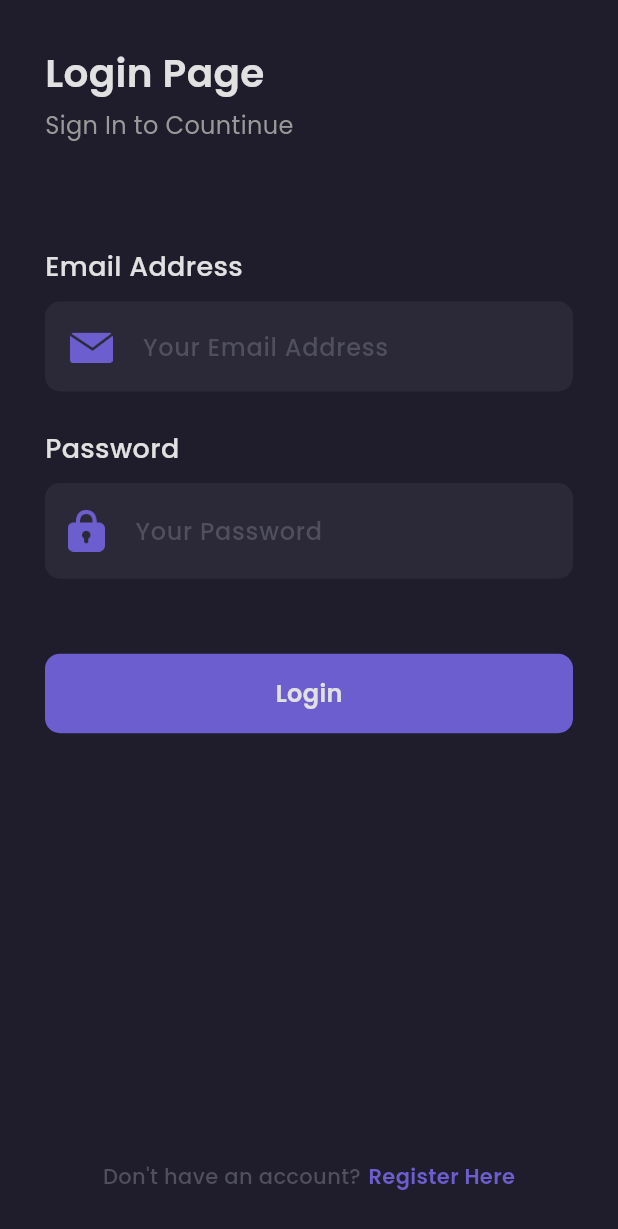
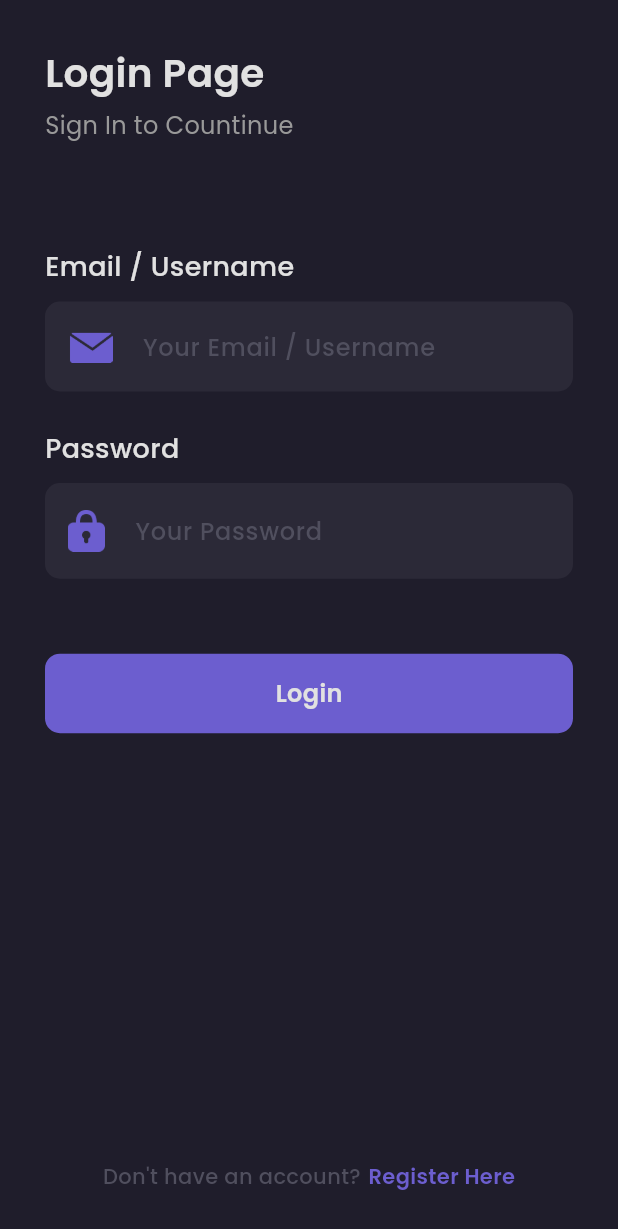
Before and after one commit to ichwanrizky/flutter_ecommerce_shoes, a Flutter app: the screen it shows after launch, on a phone screen of 412 x 824 dp. Shown: the top 1229 px of the screen. Run offline on Flutter 3.47's test engine with Material 3 defaults, Android fonts, the phone set to English and light mode, and no system bars; our stand-ins replace google_fonts, shared_preferences; accounts and stored records are empty.

Commit message:
feat: integerate API Login

```diff
--- /dev/null
+++ b/_API_VERSION/lib/constant.dart
@@ -0,0 +1,2 @@
+const String baseUrl =
+    'http://localhost:3000/api'; // ← ganti dengan IP lokal atau domain
--- a/_API_VERSION/lib/main.dart
+++ b/_API_VERSION/lib/main.dart
@@ -1,8 +1,12 @@
 import 'package:flutter/material.dart';
+import 'package:ichwan_shoe_market/providers/auth_provider.dart';
 import 'package:ichwan_shoe_market/routes/routes.dart';
+import 'package:provider/provider.dart';
 
 void main() {
-  runApp(const MyApp());
+  runApp(MultiProvider(providers: [
+    ChangeNotifierProvider(create: (_) => AuthProvider()),
+  ], child: const MyApp()));
 }
 
 class MyApp extends StatelessWidget {
--- /dev/null
+++ b/_API_VERSION/lib/models/user_model.dart
@@ -0,0 +1,45 @@
+// To parse this JSON data, do
+//
+//     final userModel = userModelFromJson(jsonString);
+
+import 'dart:convert';
+
+UserModel userModelFromJson(String str) => UserModel.fromJson(json.decode(str));
+
+String userModelToJson(UserModel data) => json.encode(data.toJson());
+
+class UserModel {
+  int id;
+  String name;
+  String email;
+  String username;
+  String role;
+  String accessToken;
+
+  UserModel({
+    required this.id,
+    required this.name,
+    required this.email,
+    required this.username,
+    required this.role,
+    required this.accessToken,
+  });
+
+  factory UserModel.fromJson(Map<String, dynamic> json) => UserModel(
+        id: json["id"],
+        name: json["name"],
+        email: json["email"],
+        username: json["username"],
+        role: json["role"],
+        accessToken: json["accessToken"],
+      );
+
+  Map<String, dynamic> toJson() => {
+        "id": id,
+        "name": name,
+        "email": email,
+        "username": username,
+        "role": role,
+        "accessToken": accessToken,
+      };
+}
--- a/_API_VERSION/lib/pages/auth/login_page.dart
+++ b/_API_VERSION/lib/pages/auth/login_page.dart
@@ -1,9 +1,20 @@
 import 'package:flutter/material.dart';
-import 'package:flutter/widgets.dart';
+import 'package:ichwan_shoe_market/models/user_model.dart';
+import 'package:ichwan_shoe_market/providers/auth_provider.dart';
+import 'package:ichwan_shoe_market/services/auth_service.dart';
 import 'package:ichwan_shoe_market/theme.dart';
+import 'package:provider/provider.dart';
 
-class LoginPage extends StatelessWidget {
+class LoginPage extends StatefulWidget {
   const LoginPage({super.key});
+
+  @override
+  State<LoginPage> createState() => _LoginPageState();
+}
+
+class _LoginPageState extends State<LoginPage> {
+  TextEditingController usernameController = TextEditingController(text: '');
+  TextEditingController passwordController = TextEditingController(text: '');
 
   @override
   Widget build(BuildContext context) {
@@ -37,7 +48,7 @@ class LoginPage extends StatelessWidget {
               child: Column(
                   crossAxisAlignment: CrossAxisAlignment.start,
                   children: [
-                    Text('Email Address',
+                    Text('Email / Username',
                         style: textStyle.copyWith(
                             color: primaryTextColor,
                             fontSize: 18,
@@ -62,13 +73,13 @@ class LoginPage extends StatelessWidget {
                           ),
                           Expanded(
                             child: TextFormField(
-                              controller: null,
+                              controller: usernameController,
                               style: textStyle.copyWith(
                                   color: primaryTextColor,
                                   fontSize: 16,
                                   fontWeight: medium),
                               decoration: InputDecoration.collapsed(
-                                  hintText: 'Your Email Address',
+                                  hintText: 'Your Email / Username',
                                   hintStyle: textStyle.copyWith(
                                       color: placeholderTextColor,
                                       fontSize: 16,
@@ -110,7 +121,7 @@ class LoginPage extends StatelessWidget {
                           ),
                           Expanded(
                             child: TextFormField(
-                              controller: null,
+                              controller: passwordController,
                               style: textStyle.copyWith(
                                   color: primaryTextColor,
                                   fontSize: 16,
@@ -132,7 +143,26 @@ class LoginPage extends StatelessWidget {
 
             // * LOGIN BUTTON
             GestureDetector(
-              onTap: () => Navigator.pushNamed(context, '/main-page'),
+              onTap: () async {
+                final authService = AuthService();
+                final authProvider =
+                    Provider.of<AuthProvider>(context, listen: false);
+
+                final UserModel? user = await authService.login(
+                  username: usernameController.text,
+                  password: passwordController.text,
+                );
+
+                if (user != null) {
+                  await authProvider.login(user);
+                  Navigator.pushNamedAndRemoveUntil(
+                      context, '/main-page', (route) => false);
+                } else {
+                  ScaffoldMessenger.of(context).showSnackBar(
+                    const SnackBar(content: Text('Login gagal')),
+                  );
+                }
+              },
               child: Container(
                 width: double.infinity,
                 decoration: BoxDecoration(
--- /dev/null
+++ b/_API_VERSION/lib/providers/auth_provider.dart
@@ -0,0 +1,21 @@
+import 'package:flutter/material.dart';
+import 'package:shared_preferences/shared_preferences.dart';
+
+import '../models/user_model.dart';
+
+class AuthProvider with ChangeNotifier {
+  UserModel? _user;
+
+  UserModel? get user => _user;
+
+  bool get isLoggedIn => _user != null;
+
+  Future<void> login(UserModel user) async {
+    _user = user;
+
+    final prefs = await SharedPreferences.getInstance();
+    await prefs.setString('token', user.accessToken);
+
+    notifyListeners();
+  }
+}
--- /dev/null
+++ b/_API_VERSION/lib/services/auth_service.dart
@@ -0,0 +1,26 @@
+import 'dart:convert';
+
+import 'package:ichwan_shoe_market/constant.dart';
+
+import 'package:http/http.dart' as http;
+import 'package:ichwan_shoe_market/models/user_model.dart';
+
+class AuthService {
+  Future<UserModel?> login(
+      {required String username, required String password}) async {
+    final response = await http.post(Uri.parse('$baseUrl/auth/login'),
+        headers: {'Content-Type': 'application/json'},
+        body: jsonEncode({
+          'username': username,
+          'password': password,
+        }));
+
+    if (response.statusCode == 200) {
+      final body = jsonDecode(response.body);
+
+      return UserModel.fromJson(body['data']);
+    }
+
+    return null;
+  }
+}
--- a/_API_VERSION/pubspec.yaml
+++ b/_API_VERSION/pubspec.yaml
@@ -36,6 +36,8 @@ dependencies:
   cupertino_icons: ^1.0.6
   google_fonts:
   http: ^1.2.2
+  provider: ^6.1.4
+  shared_preferences: ^2.2.3
 
 dev_dependencies:
   flutter_test:
```
Also changed, not shown: _API_VERSION/pubspec.lock, 2 other files.
